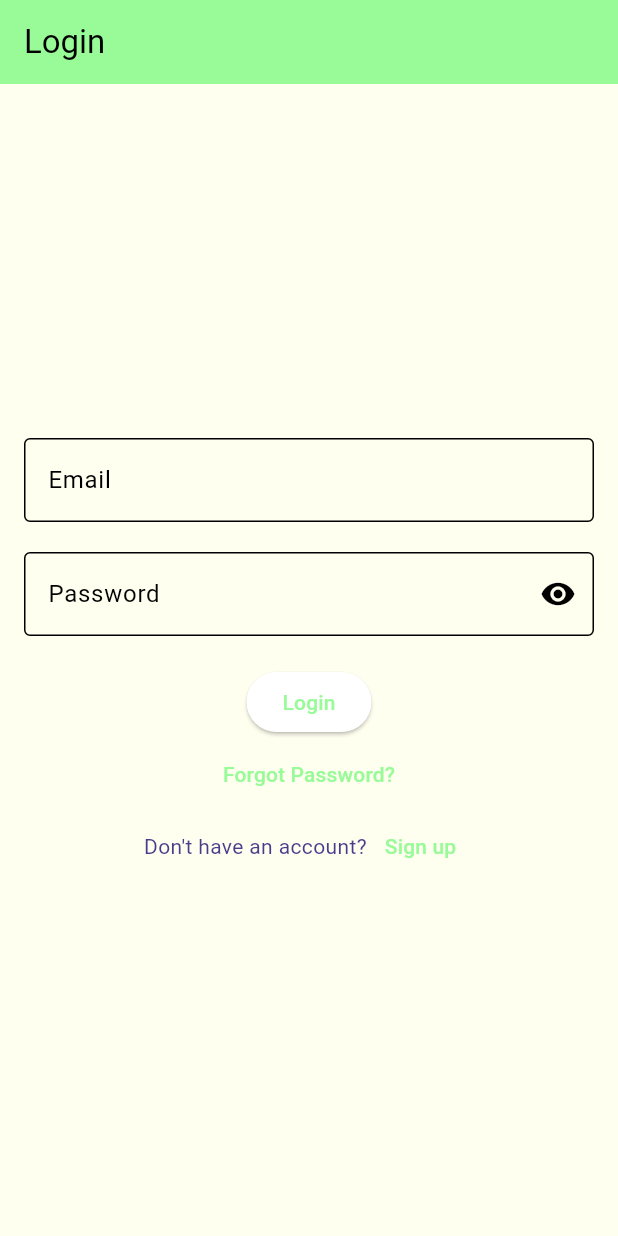
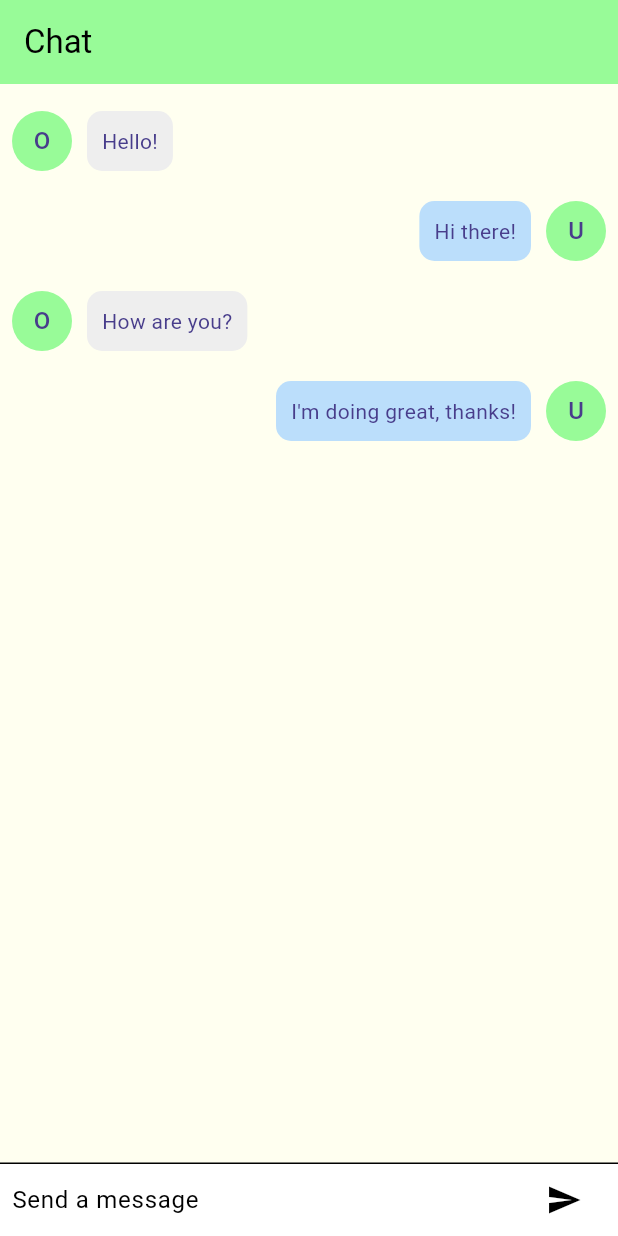
Before and after one commit to daljit18/virtual, a Flutter app: the LoginScreen screen opened directly, after a tap on "Login", on a phone screen of 412 x 824 dp. Run offline on Flutter 3.47's test engine with Material 3 defaults, Android fonts, the phone set to English and light mode, and no system bars.

Commit message:
created chat screen

```diff
--- a/lib/screens/chat_screen.dart
+++ b/lib/screens/chat_screen.dart
@@ -0,0 +1,134 @@
+// Suggested code may be subject to a license. Learn more: ~LicenseLog:4040148025.
+// Suggested code may be subject to a license. Learn more: ~LicenseLog:2586569490.
+// Suggested code may be subject to a license. Learn more: ~LicenseLog:651112600.
+// Suggested code may be subject to a license. Learn more: ~LicenseLog:3392762605.
+// Suggested code may be subject to a license. Learn more: ~LicenseLog:2933639300.
+// Suggested code may be subject to a license. Learn more: ~LicenseLog:1165473347.
+// Suggested code may be subject to a license. Learn more: ~LicenseLog:1857699594.
+// Suggested code may be subject to a license. Learn more: ~LicenseLog:815447094.
+// Suggested code may be subject to a license. Learn more: ~LicenseLog:3607586578.
+// Suggested code may be subject to a license. Learn more: ~LicenseLog:3757414512.
+// Suggested code may be subject to a license. Learn more: ~LicenseLog:1423718584.
+// Suggested code may be subject to a license. Learn more: ~LicenseLog:280150839.
+// Suggested code may be subject to a license. Learn more: ~LicenseLog:3647114042.
+// Suggested code may be subject to a license. Learn more: ~LicenseLog:65240468.
+// Suggested code may be subject to a license. Learn more: ~LicenseLog:3709684751.
+import 'package:flutter/material.dart';
+
+class ChatScreen extends StatefulWidget {
+  const ChatScreen({Key? key}) : super(key: key);
+
+  @override
+  State<ChatScreen> createState() => _ChatScreenState();
+}
+
+class _ChatScreenState extends State<ChatScreen> {
+  final List<ChatMessage> _messages = [
+    ChatMessage(text: "Hello!", sender: "other"),
+    ChatMessage(text: "Hi there!", sender: "user"),
+    ChatMessage(text: "How are you?", sender: "other"),
+    ChatMessage(text: "I'm doing great, thanks!", sender: "user"),
+  ];
+
+  final TextEditingController _textController = TextEditingController();
+
+  void _handleSubmitted(String text) {
+    _textController.clear();
+    setState(() {
+      _messages.add(ChatMessage(text: text, sender: "user"));
+    });
+  }
+
+  Widget _buildTextComposer() {
+    return Container(
+      margin: const EdgeInsets.symmetric(horizontal: 8.0),
+      child: Row(
+        children: [
+          Flexible(
+            child: TextField(
+              controller: _textController,
+              onSubmitted: _handleSubmitted,
+              decoration: const InputDecoration.collapsed(
+                hintText: 'Send a message',
+              ),
+            ),
+          ),
+          Container(
+            margin: const EdgeInsets.symmetric(horizontal: 4.0),
+            child: IconButton(
+              icon: const Icon(Icons.send),
+              onPressed: () => _handleSubmitted(_textController.text),
+            ),
+          ),
+        ],
+      ),
+    );
+  }
+
+  @override
+  Widget build(BuildContext context) {
+    return Scaffold(
+      appBar: AppBar(
+        title: const Text("Chat"),
+      ),
+      body: Column(
+        children: [
+          Flexible(
+            child: ListView.builder(
+              padding: const EdgeInsets.all(8.0),
+              itemCount: _messages.length,
+              itemBuilder: (_, int index) =>
+                  _buildChatItem(_messages[index]),
+            ),
+          ),
+          const Divider(height: 1.0),
+          Container(
+            decoration: BoxDecoration(color: Theme.of(context).cardColor),
+            child: _buildTextComposer(),
+          ),
+        ],
+      ),
+    );
+  }
+
+  Widget _buildChatItem(ChatMessage message) {
+    return Container(
+      margin: const EdgeInsets.symmetric(vertical: 10.0),
+      child: Row(
+        mainAxisAlignment: message.sender == 'user'
+            ? MainAxisAlignment.end
+            : MainAxisAlignment.start,
+        children: [
+          if (message.sender != 'user')
+            const CircleAvatar(
+              child: Text('O'),
+            ),
+          Flexible(
+            child: Container(
+              margin: const EdgeInsets.symmetric(horizontal: 10.0),
+              padding: const EdgeInsets.all(10.0),
+              decoration: BoxDecoration(
+                color: message.sender == 'user'
+                    ? Colors.blue[100]
+                    : Colors.grey[200],
+                borderRadius: BorderRadius.circular(10.0),
+              ),
+              child: Text(message.text),
+            ),
+          ),
+           if (message.sender == 'user')
+            const CircleAvatar(
+              child: Text('U'),
+            ),
+        ],
+      ),
+    );
+  }
+}
+
+class ChatMessage {
+  final String text;
+  final String sender;
+
+  ChatMessage({required this.text, required this.sender});
+}
--- a/lib/screens/login_sceen.dart
+++ b/lib/screens/login_sceen.dart
@@ -14,6 +14,7 @@
 import 'package:flutter/material.dart';
 
 import 'signup_screen.dart';
+import 'chat_screen.dart';
 import 'forgot_password_screen.dart';
 
 class LoginScreen extends StatefulWidget {
@@ -76,6 +77,12 @@ class _LoginScreenState extends State<LoginScreen> {
             ElevatedButton(
               onPressed: () {
                 // Handle login logic here
+                Navigator.pushAndRemoveUntil(
+                      context,
+                      MaterialPageRoute(
+                          builder: (context) => const ChatScreen()),
+                      (route) => false,
+                    );
               },
               child: const Text('Login'),
             ),
```
